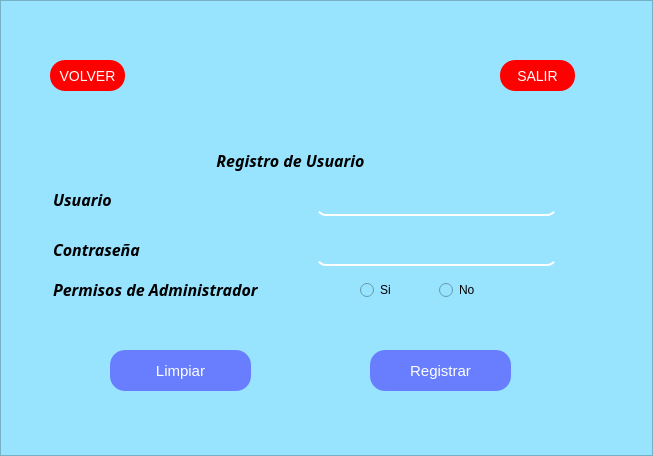
Old version of the form ui/register.ui in the repository Reinaldito04/IUTA----HORARIOS.
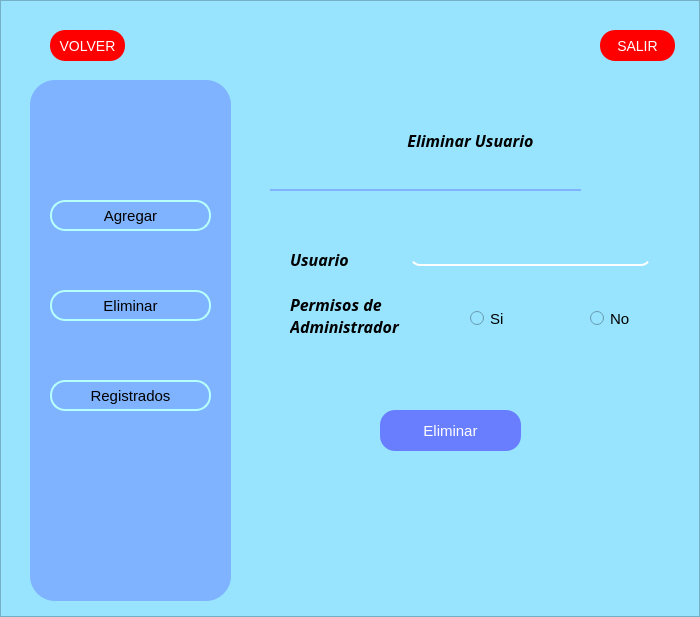
New version of the form. Icons and pictures are not drawn.

Commit message: cambios en class Users

```diff
--- a/ui/register.ui
+++ b/ui/register.ui
@@ -6,8 +6,8 @@
    <rect>
     <x>0</x>
     <y>0</y>
-    <width>653</width>
-    <height>456</height>
+    <width>700</width>
+    <height>617</height>
    </rect>
   </property>
   <property name="windowTitle">
@@ -38,151 +38,11 @@
       <property name="frameShadow">
        <enum>QFrame::Raised</enum>
       </property>
-      <widget class="QLabel" name="label">
-       <property name="geometry">
-        <rect>
-         <x>160</x>
-         <y>140</y>
-         <width>261</width>
-         <height>41</height>
-        </rect>
-       </property>
-       <property name="font">
-        <font>
-         <family>Hack Nerd Font Mono</family>
-         <pointsize>12</pointsize>
-         <weight>75</weight>
-         <italic>true</italic>
-         <bold>true</bold>
-        </font>
-       </property>
-       <property name="text">
-        <string>Registro de Usuario</string>
-       </property>
-       <property name="textFormat">
-        <enum>Qt::AutoText</enum>
-       </property>
-       <property name="alignment">
-        <set>Qt::AlignCenter</set>
-       </property>
-      </widget>
-      <widget class="QLineEdit" name="txt_name">
-       <property name="geometry">
-        <rect>
-         <x>316</x>
-         <y>190</y>
-         <width>241</width>
-         <height>26</height>
-        </rect>
-       </property>
-       <property name="sizePolicy">
-        <sizepolicy hsizetype="Minimum" vsizetype="Minimum">
-         <horstretch>0</horstretch>
-         <verstretch>0</verstretch>
-        </sizepolicy>
-       </property>
-       <property name="styleSheet">
-        <string notr="true">font-size:18px;
-border:none;
-border-bottom:2px solid white;
-border-radius:10px;</string>
-       </property>
-      </widget>
-      <widget class="QLabel" name="label_2">
-       <property name="geometry">
-        <rect>
-         <x>53</x>
-         <y>190</y>
-         <width>63</width>
-         <height>19</height>
-        </rect>
-       </property>
-       <property name="font">
-        <font>
-         <family>Hack Nerd Font Mono</family>
-         <pointsize>12</pointsize>
-         <weight>75</weight>
-         <italic>true</italic>
-         <bold>true</bold>
-        </font>
-       </property>
-       <property name="text">
-        <string>Usuario</string>
-       </property>
-      </widget>
-      <widget class="QLabel" name="label_3">
-       <property name="geometry">
-        <rect>
-         <x>53</x>
-         <y>240</y>
-         <width>94</width>
-         <height>19</height>
-        </rect>
-       </property>
-       <property name="font">
-        <font>
-         <family>Hack Nerd Font Mono</family>
-         <pointsize>12</pointsize>
-         <weight>75</weight>
-         <italic>true</italic>
-         <bold>true</bold>
-        </font>
-       </property>
-       <property name="text">
-        <string>Contraseña</string>
-       </property>
-      </widget>
-      <widget class="QPushButton" name="bt_clear">
-       <property name="geometry">
-        <rect>
-         <x>110</x>
-         <y>350</y>
-         <width>141</width>
-         <height>41</height>
-        </rect>
-       </property>
-       <property name="styleSheet">
-        <string notr="true">QPushButton{border-radius:15px;
-color:white;
-font-size:15px;
-background-color: rgb(104, 126, 255);
-}
-QPushButton:hover{
-background-color:rgba(0,0,0,0.5);
-font-size:18px;
-}</string>
-       </property>
-       <property name="text">
-        <string>Limpiar</string>
-       </property>
-      </widget>
-      <widget class="QLineEdit" name="txt_password">
-       <property name="geometry">
-        <rect>
-         <x>316</x>
-         <y>240</y>
-         <width>241</width>
-         <height>26</height>
-        </rect>
-       </property>
-       <property name="sizePolicy">
-        <sizepolicy hsizetype="Minimum" vsizetype="Fixed">
-         <horstretch>0</horstretch>
-         <verstretch>0</verstretch>
-        </sizepolicy>
-       </property>
-       <property name="styleSheet">
-        <string notr="true">border:none;
-border-bottom:2px solid white;
-font-size:18px;
-border-radius:10px;</string>
-       </property>
-      </widget>
       <widget class="QPushButton" name="bt_salir">
        <property name="geometry">
         <rect>
-         <x>500</x>
-         <y>60</y>
+         <x>600</x>
+         <y>30</y>
          <width>75</width>
          <height>31</height>
         </rect>
@@ -200,10 +60,10 @@
       <widget class="QLabel" name="label_4">
        <property name="geometry">
         <rect>
-         <x>190</x>
-         <y>50</y>
-         <width>201</width>
-         <height>91</height>
+         <x>290</x>
+         <y>10</y>
+         <width>171</width>
+         <height>81</height>
         </rect>
        </property>
        <property name="font">
@@ -228,57 +88,11 @@
         <bool>true</bool>
        </property>
       </widget>
-      <widget class="QLabel" name="label_5">
-       <property name="geometry">
-        <rect>
-         <x>53</x>
-         <y>280</y>
-         <width>222</width>
-         <height>19</height>
-        </rect>
-       </property>
-       <property name="font">
-        <font>
-         <family>Hack Nerd Font Mono</family>
-         <pointsize>12</pointsize>
-         <weight>75</weight>
-         <italic>true</italic>
-         <bold>true</bold>
-        </font>
-       </property>
-       <property name="text">
-        <string>Permisos de Administrador</string>
-       </property>
-      </widget>
-      <widget class="QPushButton" name="bt_register">
-       <property name="geometry">
-        <rect>
-         <x>370</x>
-         <y>350</y>
-         <width>141</width>
-         <height>41</height>
-        </rect>
-       </property>
-       <property name="styleSheet">
-        <string notr="true">QPushButton{border-radius:15px;
-color:white;
-font-size:15px;
-background-color: rgb(104, 126, 255);
-}
-QPushButton:hover{
-background-color:rgba(0,0,0,0.5);
-font-size:18px;
-}</string>
-       </property>
-       <property name="text">
-        <string>Registrar</string>
-       </property>
-      </widget>
       <widget class="QPushButton" name="bt_salir_2">
        <property name="geometry">
         <rect>
          <x>50</x>
-         <y>60</y>
+         <y>30</y>
          <width>75</width>
          <height>31</height>
         </rect>
@@ -293,31 +107,626 @@
         <string>VOLVER</string>
        </property>
       </widget>
-      <widget class="QWidget" name="">
+      <widget class="QStackedWidget" name="stackedWidget">
        <property name="geometry">
         <rect>
-         <x>360</x>
-         <y>280</y>
-         <width>151</width>
-         <height>20</height>
+         <x>240</x>
+         <y>120</y>
+         <width>451</width>
+         <height>471</height>
         </rect>
        </property>
-       <layout class="QHBoxLayout" name="horizontalLayout_3">
-        <item>
-         <widget class="QRadioButton" name="rd_si">
+       <property name="currentIndex">
+        <number>0</number>
+       </property>
+       <widget class="QWidget" name="page_delete">
+        <widget class="QLineEdit" name="ln_busqueda">
+         <property name="geometry">
+          <rect>
+           <x>30</x>
+           <y>50</y>
+           <width>311</width>
+           <height>21</height>
+          </rect>
+         </property>
+         <property name="styleSheet">
+          <string notr="true">border:none;
+border-bottom:2px solid rgb(128, 179, 255);</string>
+         </property>
+        </widget>
+        <widget class="QPushButton" name="bt_search">
+         <property name="geometry">
+          <rect>
+           <x>360</x>
+           <y>50</y>
+           <width>75</width>
+           <height>21</height>
+          </rect>
+         </property>
+         <property name="styleSheet">
+          <string notr="true">border:none;</string>
+         </property>
+         <property name="text">
+          <string/>
+         </property>
+         <property name="icon">
+          <iconset>
+           <normaloff>imagenes/search.png</normaloff>imagenes/search.png</iconset>
+         </property>
+         <property name="iconSize">
+          <size>
+           <width>20</width>
+           <height>20</height>
+          </size>
+         </property>
+        </widget>
+        <widget class="QLabel" name="label_10">
+         <property name="geometry">
+          <rect>
+           <x>50</x>
+           <y>130</y>
+           <width>81</width>
+           <height>19</height>
+          </rect>
+         </property>
+         <property name="font">
+          <font>
+           <family>Hack Nerd Font Mono</family>
+           <pointsize>12</pointsize>
+           <weight>75</weight>
+           <italic>true</italic>
+           <bold>true</bold>
+          </font>
+         </property>
+         <property name="text">
+          <string>Usuario</string>
+         </property>
+        </widget>
+        <widget class="QLineEdit" name="txt_name_3">
+         <property name="geometry">
+          <rect>
+           <x>170</x>
+           <y>120</y>
+           <width>241</width>
+           <height>26</height>
+          </rect>
+         </property>
+         <property name="sizePolicy">
+          <sizepolicy hsizetype="Minimum" vsizetype="Minimum">
+           <horstretch>0</horstretch>
+           <verstretch>0</verstretch>
+          </sizepolicy>
+         </property>
+         <property name="styleSheet">
+          <string notr="true">font-size:18px;
+border:none;
+border-bottom:2px solid white;
+border-radius:10px;</string>
+         </property>
+        </widget>
+        <widget class="QPushButton" name="bt_delete">
+         <property name="geometry">
+          <rect>
+           <x>140</x>
+           <y>290</y>
+           <width>141</width>
+           <height>41</height>
+          </rect>
+         </property>
+         <property name="styleSheet">
+          <string notr="true">QPushButton{border-radius:15px;
+color:white;
+font-size:15px;
+background-color: rgb(104, 126, 255);
+}
+QPushButton:hover{
+background-color:rgba(0,0,0,0.5);
+font-size:18px;
+}</string>
+         </property>
+         <property name="text">
+          <string>Eliminar</string>
+         </property>
+        </widget>
+        <widget class="QLabel" name="label_11">
+         <property name="geometry">
+          <rect>
+           <x>50</x>
+           <y>170</y>
+           <width>161</width>
+           <height>51</height>
+          </rect>
+         </property>
+         <property name="font">
+          <font>
+           <family>Hack Nerd Font Mono</family>
+           <pointsize>12</pointsize>
+           <weight>75</weight>
+           <italic>true</italic>
+           <bold>true</bold>
+          </font>
+         </property>
+         <property name="text">
+          <string>Permisos de 
+Administrador</string>
+         </property>
+        </widget>
+        <widget class="QRadioButton" name="rd_si_3">
+         <property name="geometry">
+          <rect>
+           <x>230</x>
+           <y>190</y>
+           <width>41</width>
+           <height>17</height>
+          </rect>
+         </property>
+         <property name="font">
+          <font>
+           <pointsize>11</pointsize>
+          </font>
+         </property>
+         <property name="text">
+          <string>Si</string>
+         </property>
+        </widget>
+        <widget class="QRadioButton" name="rd_no_3">
+         <property name="geometry">
+          <rect>
+           <x>350</x>
+           <y>190</y>
+           <width>61</width>
+           <height>17</height>
+          </rect>
+         </property>
+         <property name="font">
+          <font>
+           <pointsize>11</pointsize>
+          </font>
+         </property>
+         <property name="text">
+          <string>No</string>
+         </property>
+        </widget>
+        <widget class="QLabel" name="label_12">
+         <property name="geometry">
+          <rect>
+           <x>100</x>
+           <y>0</y>
+           <width>261</width>
+           <height>41</height>
+          </rect>
+         </property>
+         <property name="font">
+          <font>
+           <family>Hack Nerd Font Mono</family>
+           <pointsize>12</pointsize>
+           <weight>75</weight>
+           <italic>true</italic>
+           <bold>true</bold>
+          </font>
+         </property>
+         <property name="text">
+          <string>Eliminar Usuario</string>
+         </property>
+         <property name="textFormat">
+          <enum>Qt::AutoText</enum>
+         </property>
+         <property name="alignment">
+          <set>Qt::AlignCenter</set>
+         </property>
+        </widget>
+       </widget>
+       <widget class="QWidget" name="page">
+        <widget class="QLabel" name="label_13">
+         <property name="geometry">
+          <rect>
+           <x>90</x>
+           <y>10</y>
+           <width>261</width>
+           <height>41</height>
+          </rect>
+         </property>
+         <property name="font">
+          <font>
+           <family>Hack Nerd Font Mono</family>
+           <pointsize>12</pointsize>
+           <weight>75</weight>
+           <italic>true</italic>
+           <bold>true</bold>
+          </font>
+         </property>
+         <property name="text">
+          <string>Usuarios Registrados</string>
+         </property>
+         <property name="textFormat">
+          <enum>Qt::AutoText</enum>
+         </property>
+         <property name="alignment">
+          <set>Qt::AlignCenter</set>
+         </property>
+        </widget>
+        <widget class="QTableWidget" name="tableWidget">
+         <property name="geometry">
+          <rect>
+           <x>60</x>
+           <y>70</y>
+           <width>321</width>
+           <height>241</height>
+          </rect>
+         </property>
+         <property name="styleSheet">
+          <string notr="true">background-color:rgb(152, 228, 255);
+font-size:15px;</string>
+         </property>
+         <property name="rowCount">
+          <number>0</number>
+         </property>
+         <column>
           <property name="text">
            <string>Si</string>
           </property>
-         </widget>
-        </item>
-        <item>
-         <widget class="QRadioButton" name="rd_no">
+         </column>
+         <column>
           <property name="text">
            <string>No</string>
           </property>
-         </widget>
-        </item>
-       </layout>
+         </column>
+        </widget>
+        <widget class="QPushButton" name="bt_act">
+         <property name="geometry">
+          <rect>
+           <x>300</x>
+           <y>390</y>
+           <width>141</width>
+           <height>51</height>
+          </rect>
+         </property>
+         <property name="styleSheet">
+          <string notr="true">border-radius:15px;
+color:white;
+font-size:15px;
+background-color: rgb(104, 126, 255);</string>
+         </property>
+         <property name="text">
+          <string>Actualizar</string>
+         </property>
+         <property name="iconSize">
+          <size>
+           <width>20</width>
+           <height>20</height>
+          </size>
+         </property>
+        </widget>
+       </widget>
+       <widget class="QWidget" name="page_add">
+        <widget class="QLabel" name="label">
+         <property name="geometry">
+          <rect>
+           <x>120</x>
+           <y>10</y>
+           <width>261</width>
+           <height>41</height>
+          </rect>
+         </property>
+         <property name="font">
+          <font>
+           <family>Hack Nerd Font Mono</family>
+           <pointsize>12</pointsize>
+           <weight>75</weight>
+           <italic>true</italic>
+           <bold>true</bold>
+          </font>
+         </property>
+         <property name="text">
+          <string>Registro de Usuario</string>
+         </property>
+         <property name="textFormat">
+          <enum>Qt::AutoText</enum>
+         </property>
+         <property name="alignment">
+          <set>Qt::AlignCenter</set>
+         </property>
+        </widget>
+        <widget class="QLineEdit" name="txt_name">
+         <property name="geometry">
+          <rect>
+           <x>170</x>
+           <y>80</y>
+           <width>241</width>
+           <height>26</height>
+          </rect>
+         </property>
+         <property name="sizePolicy">
+          <sizepolicy hsizetype="Minimum" vsizetype="Minimum">
+           <horstretch>0</horstretch>
+           <verstretch>0</verstretch>
+          </sizepolicy>
+         </property>
+         <property name="styleSheet">
+          <string notr="true">font-size:18px;
+border:none;
+border-bottom:2px solid white;
+border-radius:10px;</string>
+         </property>
+        </widget>
+        <widget class="QLabel" name="label_2">
+         <property name="geometry">
+          <rect>
+           <x>50</x>
+           <y>90</y>
+           <width>81</width>
+           <height>19</height>
+          </rect>
+         </property>
+         <property name="font">
+          <font>
+           <family>Hack Nerd Font Mono</family>
+           <pointsize>12</pointsize>
+           <weight>75</weight>
+           <italic>true</italic>
+           <bold>true</bold>
+          </font>
+         </property>
+         <property name="text">
+          <string>Usuario</string>
+         </property>
+        </widget>
+        <widget class="QLabel" name="label_3">
+         <property name="geometry">
+          <rect>
+           <x>30</x>
+           <y>160</y>
+           <width>111</width>
+           <height>19</height>
+          </rect>
+         </property>
+         <property name="font">
+          <font>
+           <family>Hack Nerd Font Mono</family>
+           <pointsize>12</pointsize>
+           <weight>75</weight>
+           <italic>true</italic>
+           <bold>true</bold>
+          </font>
+         </property>
+         <property name="text">
+          <string>Contraseña</string>
+         </property>
+        </widget>
+        <widget class="QLineEdit" name="txt_password">
+         <property name="geometry">
+          <rect>
+           <x>170</x>
+           <y>150</y>
+           <width>241</width>
+           <height>26</height>
+          </rect>
+         </property>
+         <property name="sizePolicy">
+          <sizepolicy hsizetype="Minimum" vsizetype="Fixed">
+           <horstretch>0</horstretch>
+           <verstretch>0</verstretch>
+          </sizepolicy>
+         </property>
+         <property name="styleSheet">
+          <string notr="true">border:none;
+border-bottom:2px solid white;
+font-size:18px;
+border-radius:10px;</string>
+         </property>
+        </widget>
+        <widget class="QLabel" name="label_5">
+         <property name="geometry">
+          <rect>
+           <x>30</x>
+           <y>230</y>
+           <width>161</width>
+           <height>51</height>
+          </rect>
+         </property>
+         <property name="font">
+          <font>
+           <family>Hack Nerd Font Mono</family>
+           <pointsize>12</pointsize>
+           <weight>75</weight>
+           <italic>true</italic>
+           <bold>true</bold>
+          </font>
+         </property>
+         <property name="text">
+          <string>Permisos de 
+Administrador</string>
+         </property>
+        </widget>
+        <widget class="QRadioButton" name="rd_no">
+         <property name="geometry">
+          <rect>
+           <x>310</x>
+           <y>250</y>
+           <width>61</width>
+           <height>17</height>
+          </rect>
+         </property>
+         <property name="font">
+          <font>
+           <pointsize>11</pointsize>
+          </font>
+         </property>
+         <property name="text">
+          <string>No</string>
+         </property>
+        </widget>
+        <widget class="QRadioButton" name="rd_si">
+         <property name="geometry">
+          <rect>
+           <x>190</x>
+           <y>250</y>
+           <width>41</width>
+           <height>17</height>
+          </rect>
+         </property>
+         <property name="font">
+          <font>
+           <pointsize>11</pointsize>
+          </font>
+         </property>
+         <property name="text">
+          <string>Si</string>
+         </property>
+        </widget>
+        <widget class="QPushButton" name="bt_register">
+         <property name="geometry">
+          <rect>
+           <x>260</x>
+           <y>320</y>
+           <width>141</width>
+           <height>41</height>
+          </rect>
+         </property>
+         <property name="styleSheet">
+          <string notr="true">QPushButton{border-radius:15px;
+color:white;
+font-size:15px;
+background-color: rgb(104, 126, 255);
+}
+QPushButton:hover{
+background-color:rgba(0,0,0,0.5);
+font-size:18px;
+}</string>
+         </property>
+         <property name="text">
+          <string>Registrar</string>
+         </property>
+        </widget>
+        <widget class="QPushButton" name="bt_clear">
+         <property name="geometry">
+          <rect>
+           <x>30</x>
+           <y>320</y>
+           <width>141</width>
+           <height>41</height>
+          </rect>
+         </property>
+         <property name="styleSheet">
+          <string notr="true">QPushButton{border-radius:15px;
+color:white;
+font-size:15px;
+background-color: rgb(104, 126, 255);
+}
+QPushButton:hover{
+background-color:rgba(0,0,0,0.5);
+font-size:18px;
+}</string>
+         </property>
+         <property name="text">
+          <string>Limpiar</string>
+         </property>
+        </widget>
+       </widget>
+      </widget>
+      <widget class="QFrame" name="frame_2">
+       <property name="geometry">
+        <rect>
+         <x>30</x>
+         <y>80</y>
+         <width>201</width>
+         <height>521</height>
+        </rect>
+       </property>
+       <property name="styleSheet">
+        <string notr="true">background-color:rgb(128, 179, 255);
+border-radius:25px;</string>
+       </property>
+       <property name="frameShape">
+        <enum>QFrame::StyledPanel</enum>
+       </property>
+       <property name="frameShadow">
+        <enum>QFrame::Raised</enum>
+       </property>
+       <widget class="QPushButton" name="bt_aggView">
+        <property name="geometry">
+         <rect>
+          <x>20</x>
+          <y>120</y>
+          <width>161</width>
+          <height>31</height>
+         </rect>
+        </property>
+        <property name="styleSheet">
+         <string notr="true">font-size:15px;
+border:2px solid rgb(182, 255, 250);
+border-radius:15px;</string>
+        </property>
+        <property name="text">
+         <string>Agregar</string>
+        </property>
+        <property name="icon">
+         <iconset>
+          <normaloff>imagenes/adduser.png</normaloff>imagenes/adduser.png</iconset>
+        </property>
+        <property name="iconSize">
+         <size>
+          <width>20</width>
+          <height>20</height>
+         </size>
+        </property>
+       </widget>
+       <widget class="QPushButton" name="bt_deleteView">
+        <property name="geometry">
+         <rect>
+          <x>20</x>
+          <y>210</y>
+          <width>161</width>
+          <height>31</height>
+         </rect>
+        </property>
+        <property name="styleSheet">
+         <string notr="true">font-size:15px;
+border:2px solid rgb(182, 255, 250);
+border-radius:15px;</string>
+        </property>
+        <property name="text">
+         <string>Eliminar</string>
+        </property>
+        <property name="icon">
+         <iconset>
+          <normaloff>imagenes/delete.png</normaloff>imagenes/delete.png</iconset>
+        </property>
+        <property name="iconSize">
+         <size>
+          <width>20</width>
+          <height>20</height>
+         </size>
+        </property>
+       </widget>
+       <widget class="QPushButton" name="bt_database">
+        <property name="geometry">
+         <rect>
+          <x>20</x>
+          <y>300</y>
+          <width>161</width>
+          <height>31</height>
+         </rect>
+        </property>
+        <property name="styleSheet">
+         <string notr="true">font-size:15px;
+border:2px solid rgb(182, 255, 250);
+border-radius:15px;</string>
+        </property>
+        <property name="text">
+         <string>Registrados</string>
+        </property>
+        <property name="icon">
+         <iconset>
+          <normaloff>imagenes/users-line.png</normaloff>imagenes/users-line.png</iconset>
+        </property>
+        <property name="iconSize">
+         <size>
+          <width>20</width>
+          <height>20</height>
+         </size>
+        </property>
+       </widget>
       </widget>
      </widget>
     </item>
```
Left out of the diff: 4 changed lines with no effect on the pictures. The commit also changes 6 other files.
